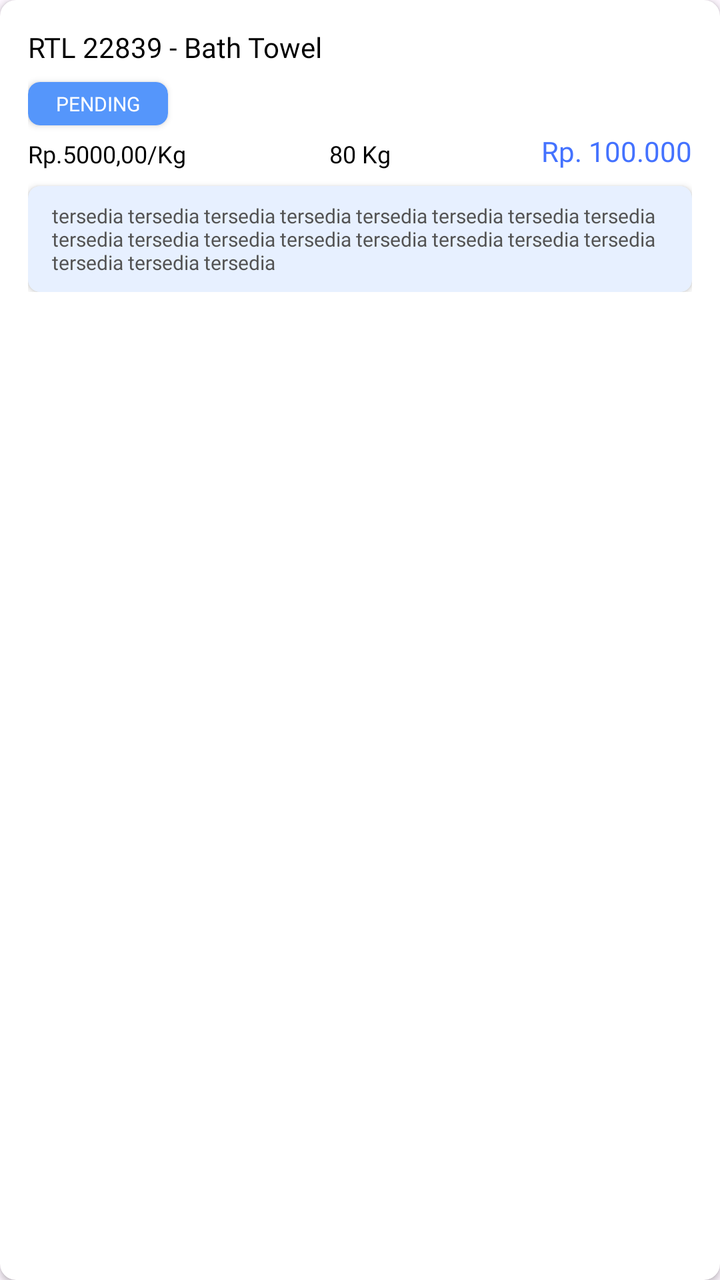
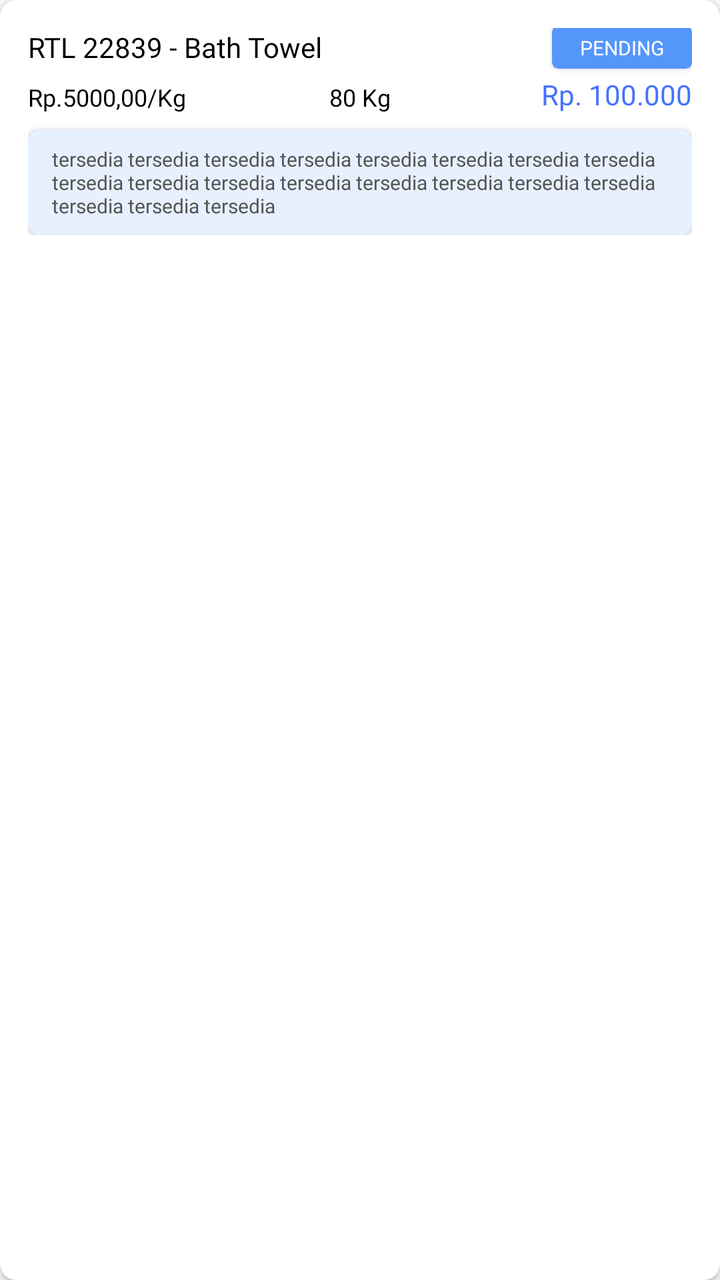

Two renders of the same Android screen: before a commit and after it. Below are the layout's source before the change and the commit's diff.
<!-- AndroidManifest.xml: application theme Theme.BAGUSLAUNDRY -->
<!-- res/layout/kurir_card_list_transaksi_laundry.xml -->
<?xml version="1.0" encoding="utf-8"?>
<androidx.cardview.widget.CardView
    xmlns:android="http://schemas.android.com/apk/res/android"
    xmlns:tools="http://schemas.android.com/tools"
    xmlns:app="http://schemas.android.com/apk/res-auto"
    android:id="@+id/cardListTransaksiLaundry"
    android:backgroundTint="@color/white"
    app:cardCornerRadius="8dp"
    android:layout_marginVertical="5dp"
    android:layout_width="match_parent"
    android:layout_height="wrap_content">

    <androidx.constraintlayout.widget.ConstraintLayout
        android:id="@+id/container"
        android:layout_width="match_parent"
        android:layout_height="wrap_content"
        android:padding="14dp">

        <androidx.constraintlayout.widget.Guideline
            android:id="@+id/guidelineCenter"
            android:layout_width="match_parent"
            android:layout_height="match_parent"
            android:orientation="vertical"
            app:layout_constraintGuide_percent="0.5" />

        <TextView
            android:id="@+id/nama_transaksi_laundry"
            android:layout_width="wrap_content"
            android:layout_height="wrap_content"
            android:text="RTL 22839 - Bath Towel"
            android:textColor="@color/black"
            android:fontFamily="@font/inter_bold"
            app:layout_constraintStart_toStartOf="parent"
            app:layout_constraintTop_toTopOf="parent"
            tools:ignore="MissingConstraints" />

        <androidx.cardview.widget.CardView
            android:id="@+id/wadah_status"
            android:layout_width="wrap_content"
            android:layout_height="wrap_content"
            app:cardBackgroundColor="@color/blue500"
            app:cardCornerRadius="6dp"
            android:layout_marginTop="8dp"
            app:layout_constraintStart_toStartOf="parent"
            app:layout_constraintTop_toBottomOf="@+id/nama_transaksi_laundry"
            tools:ignore="MissingConstraints">

            <TextView
                android:id="@+id/status_transaksi_laundry"
                android:layout_width="wrap_content"
                android:layout_height="wrap_content"
                android:fontFamily="@font/inter_semibold"
                android:paddingHorizontal="14dp"
                android:paddingVertical="4dp"
                android:text="pending"
                android:textAllCaps="true"
                android:textColor="@color/white"
                android:textSize="10sp" />

        </androidx.cardview.widget.CardView>

        <TextView
            android:id="@+id/harga_product_laundry"
            android:layout_width="wrap_content"
            android:layout_height="wrap_content"
            android:fontFamily="@font/inter_bold"
            android:text="Rp.5000,00/Kg"
            android:textColor="@color/black"
            android:textSize="12sp"
            android:layout_marginTop="6dp"
            app:layout_constraintStart_toStartOf="parent"
            app:layout_constraintTop_toBottomOf="@+id/wadah_status"
            tools:ignore="MissingConstraints" />

        <TextView
            android:id="@+id/total_harga_product_laundry"
            android:layout_width="wrap_content"
            android:layout_height="wrap_content"
            android:fontFamily="@font/inter_bold"
            android:text="Rp. 100.000"
            android:textColor="@color/blue600"
            android:textSize="14sp"
            app:layout_constraintBottom_toBottomOf="@+id/harga_product_laundry"
            app:layout_constraintEnd_toEndOf="parent"
            tools:ignore="MissingConstraints" />

        <TextView
            android:id="@+id/berat_product_laundry"
            android:layout_width="wrap_content"
            android:layout_height="wrap_content"
            android:ellipsize="end"
            android:fontFamily="@font/inter_medium"
            android:maxLines="2"
            android:singleLine="false"
            android:text="80 Kg"
            android:textColor="@color/black"
            android:textSize="12sp"
            app:layout_constraintBottom_toBottomOf="@+id/harga_product_laundry"
            app:layout_constraintEnd_toStartOf="@+id/guidelineCenter"
            app:layout_constraintStart_toStartOf="@+id/guidelineCenter"
            app:layout_constraintTop_toTopOf="@+id/harga_product_laundry"
            tools:ignore="MissingConstraints" />

        <androidx.cardview.widget.CardView
            android:id="@+id/wadah_note"
            android:layout_width="0dp"
            android:layout_height="wrap_content"
            android:backgroundTint="@color/blueBase"
            app:cardCornerRadius="6dp"
            android:layout_marginTop="8dp"
            app:layout_constraintEnd_toEndOf="parent"
            app:layout_constraintStart_toStartOf="parent"
            app:layout_constraintTop_toBottomOf="@+id/harga_product_laundry"
            tools:ignore="MissingConstraints">

            <TextView
                android:id="@+id/note_transaksi_laundry"
                android:layout_width="match_parent"
                android:layout_height="wrap_content"
                android:ellipsize="end"
                android:fontFamily="@font/inter_medium"
                android:maxLines="3"
                android:paddingHorizontal="12dp"
                android:paddingVertical="8dp"
                android:singleLine="false"
                android:text="tersedia tersedia tersedia tersedia tersedia tersedia tersedia tersedia tersedia tersedia tersedia tersedia tersedia tersedia tersedia tersedia tersedia tersedia tersedia"
                android:textColor="@color/gray900"
                android:textSize="10sp" />

        </androidx.cardview.widget.CardView>

    </androidx.constraintlayout.widget.ConstraintLayout>

</androidx.cardview.widget.CardView>
<!-- resources referenced by this layout -->
<resources>
  <color name="black">#FF000000</color>
  <color name="blue500">#5596FB</color>
  <color name="blue600">#4472FF</color>
  <color name="blueBase">#E7F0FF</color>
  <color name="gray900">#535353</color>
  <color name="white">#FFFFFF</color>
  <style name="Theme.BAGUSLAUNDRY" parent="Base.Theme.BAGUSLAUNDRY" />
  <style name="Base.Theme.BAGUSLAUNDRY" parent="Theme.Material3.Light.NoActionBar">
          
          <item name="colorPrimary">@color/primary</item>
           <item name="colorAccent">@color/secondary</item>
      </style>
  <color name="primary">#3551F2</color>
  <color name="secondary">#536AF4</color>
</resources>

<!-- the commit's change to res/layout/kurir_card_list_transaksi_laundry.xml (unified diff, before → after) -->
@@ -39,10 +39,10 @@
             android:layout_width="wrap_content"
             android:layout_height="wrap_content"
             app:cardBackgroundColor="@color/blue500"
-            app:cardCornerRadius="6dp"
-            android:layout_marginTop="8dp"
-            app:layout_constraintStart_toStartOf="parent"
-            app:layout_constraintTop_toBottomOf="@+id/nama_transaksi_laundry"
+            app:cardCornerRadius="3dp"
+            app:layout_constraintEnd_toEndOf="parent"
+            app:layout_constraintTop_toTopOf="@+id/nama_transaksi_laundry"
+            app:layout_constraintBottom_toBottomOf="@id/nama_transaksi_laundry"
             tools:ignore="MissingConstraints">
 
             <TextView
